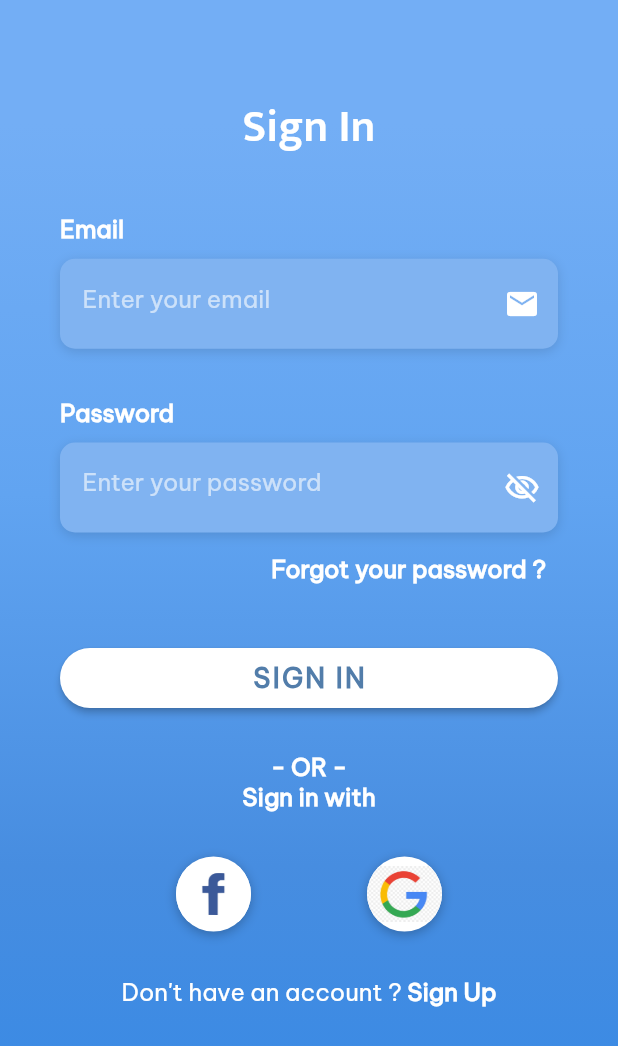
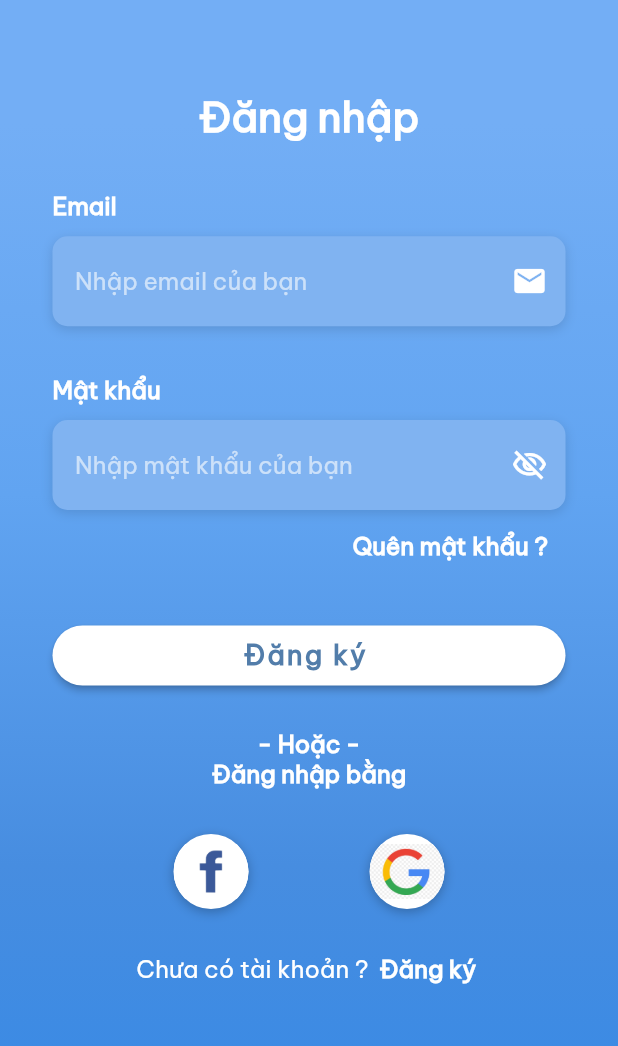
Before and after one commit to tuanvu9981/travel_app, a Flutter app: the screen it shows after launch, on a phone screen of 412 x 824 dp. Shown: the top 1046 px of the screen. Run offline on Flutter 3.47's test engine with Material 2 defaults, Android fonts, the phone set to English and light mode, and no system bars; our stand-ins replace carousel_slider, flutter_riverpod, routemaster, shared_preferences; generated files the repository leaves out were written again.

Commit message:
feat: add localization for vi, ja, en at sign-in, sign-up screen

```diff
--- /dev/null
+++ b/l10n.yaml
@@ -0,0 +1,3 @@
+arb-dir: lib/l10n
+template-arb-file: app_en.arb
+output-localization-file: app_localizations.dart
--- /dev/null
+++ b/lib/l10n/app_vi.arb
@@ -0,0 +1,20 @@
+{
+  "authFailed": "Mật khẩu hoặc email không đúng ",
+  "dontHaveAcc": "Chưa có tài khoản ? ",
+  "email": "Email",
+  "enterEmail": "Nhập email của bạn ",
+  "enterFullname": "Nhập họ và tên của bạn",
+  "enterPassword": "Nhập mật khẩu của bạn",
+  "forgotPassword": "Quên mật khẩu ? ",
+  "fullname": "Họ và tên",
+  "gotAnAcc": "Bạn đã có tài khoản ?",
+  "or": "Hoặc",
+  "password": "Mật khẩu",
+  "seeAll": "Xem tất cả",
+  "signIn": "Đăng nhập",
+  "signInWith": "Đăng nhập bằng",
+  "signUp": "Đăng ký ",
+  "signUpWith": "Đăng ký bằng ",
+  "topDestination": "Điểm đến hot",
+  "topDiscount": "Giảm giá hot"
+}
--- a/lib/main.dart
+++ b/lib/main.dart
@@ -1,4 +1,6 @@
 import 'package:flutter/material.dart';
+import 'package:flutter_localizations/flutter_localizations.dart';
+import 'package:flutter_gen/gen_l10n/app_localizations.dart';
 import 'package:flutter_riverpod/flutter_riverpod.dart';
 import 'package:routemaster/routemaster.dart';
 import 'package:travel_app/apis/auth.api.dart';
@@ -16,6 +18,14 @@ class TravelApp extends ConsumerStatefulWidget {
 }
 
 class TravelAppState extends ConsumerState<TravelApp> {
+  Locale? _locale;
+
+  setLocale(Locale locale) {
+    setState(() {
+      _locale = locale;
+    });
+  }
+
   Future<void> getUserData() async {
     final user = await ref.read(authProvider).getProfile();
     if (user != null) {
@@ -34,6 +44,10 @@ class TravelAppState extends ConsumerState<TravelApp> {
   Widget build(BuildContext context) {
     return MaterialApp.router(
       title: 'Travel App',
+      debugShowCheckedModeBanner: false,
+      localizationsDelegates: AppLocalizations.localizationsDelegates,
+      supportedLocales: AppLocalizations.supportedLocales,
+      locale: _locale ?? const Locale('vi'),
       theme: ThemeData(
         primaryColor: const Color(0xFF3EBACE),
         scaffoldBackgroundColor: const Color(0xFFF3F5F7),
--- a/lib/screens/authentication/sign_in.screen.dart
+++ b/lib/screens/authentication/sign_in.screen.dart
@@ -3,6 +3,7 @@ import 'package:flutter_riverpod/flutter_riverpod.dart';
 import 'package:routemaster/routemaster.dart';
 import 'package:travel_app/apis/auth.api.dart';
 import 'package:travel_app/const/text_style.const.dart';
+import 'package:flutter_gen/gen_l10n/app_localizations.dart';
 
 class SignInScreen extends ConsumerStatefulWidget {
   const SignInScreen({Key? key}) : super(key: key);
@@ -38,8 +39,8 @@ class SignInScreenState extends ConsumerState<SignInScreen> {
       }
     } else {
       sMessenger.showSnackBar(
-        const SnackBar(
-          content: Text("Authentication failed"),
+        SnackBar(
+          content: Text(AppLocalizations.of(context)!.authFailed),
           duration: Duration(seconds: 5),
         ),
       );
@@ -58,7 +59,7 @@ class SignInScreenState extends ConsumerState<SignInScreen> {
     return Column(
       crossAxisAlignment: CrossAxisAlignment.start,
       children: [
-        const Text('Email', style: kLabelStyle),
+        Text(AppLocalizations.of(context)!.email, style: kLabelStyle),
         const SizedBox(height: 10.0),
         Container(
           padding: const EdgeInsets.only(left: 15.0),
@@ -69,11 +70,11 @@ class SignInScreenState extends ConsumerState<SignInScreen> {
             controller: emailEditor,
             keyboardType: TextInputType.emailAddress,
             style: txtStyle,
-            decoration: const InputDecoration(
+            decoration: InputDecoration(
               border: InputBorder.none,
-              contentPadding: EdgeInsets.symmetric(vertical: 10.0),
+              contentPadding: EdgeInsets.symmetric(vertical: 15.0),
               suffixIcon: Icon(Icons.email, color: Colors.white),
-              hintText: 'Enter your email',
+              hintText: AppLocalizations.of(context)!.enterEmail,
               hintStyle: kHintTextStyle,
             ),
           ),
@@ -82,11 +83,11 @@ class SignInScreenState extends ConsumerState<SignInScreen> {
     );
   }
 
-  Widget _buildPasswordTextField() {
+  Widget _buildPasswordTextField(BuildContext context) {
     return Column(
       crossAxisAlignment: CrossAxisAlignment.start,
       children: [
-        const Text('Password', style: kLabelStyle),
+        Text(AppLocalizations.of(context)!.password, style: kLabelStyle),
         const SizedBox(height: 10.0),
         Container(
           padding: const EdgeInsets.only(left: 15.0),
@@ -100,7 +101,7 @@ class SignInScreenState extends ConsumerState<SignInScreen> {
             style: txtStyle,
             decoration: InputDecoration(
               border: InputBorder.none,
-              contentPadding: const EdgeInsets.symmetric(vertical: 10.0),
+              contentPadding: const EdgeInsets.symmetric(vertical: 15.0),
               suffixIcon: GestureDetector(
                 onTap: () {
                   setState(() {
@@ -117,7 +118,7 @@ class SignInScreenState extends ConsumerState<SignInScreen> {
                         color: Colors.white,
                       ),
               ),
-              hintText: 'Enter your password',
+              hintText: AppLocalizations.of(context)!.enterPassword,
               hintStyle: kHintTextStyle,
             ),
           ),
@@ -126,11 +127,14 @@ class SignInScreenState extends ConsumerState<SignInScreen> {
     );
   }
 
-  Widget _buildForgotPasswordBtn() {
+  Widget _buildForgotPasswordBtn(BuildContext context) {
     return Container(
       alignment: Alignment.centerRight,
       child: TextButton(
-        child: const Text("Forgot your password ?", style: kLabelStyle),
+        child: Text(
+          AppLocalizations.of(context)!.forgotPassword,
+          style: kLabelStyle,
+        ),
         onPressed: () => {},
       ),
     );
@@ -156,9 +160,9 @@ class SignInScreenState extends ConsumerState<SignInScreen> {
           });
         },
         child: isLoading == false
-            ? const Text(
-                'SIGN IN',
-                style: TextStyle(
+            ? Text(
+                AppLocalizations.of(context)!.signUp,
+                style: const TextStyle(
                   color: Color(0xFF527DAA),
                   letterSpacing: 1.5,
                   fontSize: 18.0,
@@ -178,11 +182,11 @@ class SignInScreenState extends ConsumerState<SignInScreen> {
     );
   }
 
-  Widget _buildSignInWithText() {
+  Widget _buildSignInWithText(BuildContext context) {
     return Column(
-      children: const [
-        Text('- OR -', style: kLabelStyle),
-        Text('Sign in with', style: kLabelStyle),
+      children: [
+        Text('- ${AppLocalizations.of(context)!.or} -', style: kLabelStyle),
+        Text(AppLocalizations.of(context)!.signInWith, style: kLabelStyle),
       ],
     );
   }
@@ -236,10 +240,16 @@ class SignInScreenState extends ConsumerState<SignInScreen> {
     return GestureDetector(
       onTap: () => Routemaster.of(context).replace('/sign-up'),
       child: RichText(
-        text: const TextSpan(
+        text: TextSpan(
           children: [
-            TextSpan(text: 'Don\'t have an account ?', style: kStyle),
-            TextSpan(text: ' Sign Up', style: kLabelStyle),
+            TextSpan(
+              text: AppLocalizations.of(context)!.dontHaveAcc,
+              style: kStyle,
+            ),
+            TextSpan(
+              text: ' ${AppLocalizations.of(context)!.signUp}',
+              style: kLabelStyle,
+            ),
           ],
         ),
       ),
@@ -273,27 +283,28 @@ class SignInScreenState extends ConsumerState<SignInScreen> {
             child: SingleChildScrollView(
               physics: const AlwaysScrollableScrollPhysics(),
               padding: const EdgeInsets.symmetric(
-                horizontal: 40.0,
+                horizontal: 35.0,
                 vertical: 60.0,
               ),
               child: Column(
                 mainAxisAlignment: MainAxisAlignment.center,
                 children: [
-                  const Text(
-                    'Sign In',
-                    style: TextStyle(
-                        color: Colors.white,
-                        fontFamily: 'Mukta',
-                        fontSize: 30.0,
-                        fontWeight: FontWeight.bold),
+                  Text(
+                    AppLocalizations.of(context)!.signIn,
+                    style: const TextStyle(
+                      color: Colors.white,
+                      fontFamily: 'VNPro',
+                      fontSize: 27.5,
+                      fontWeight: FontWeight.bold,
+                    ),
                   ),
                   const SizedBox(height: 32.5),
                   _buildEmailTextField(),
                   const SizedBox(height: 32.5),
-                  _buildPasswordTextField(),
-                  _buildForgotPasswordBtn(),
+                  _buildPasswordTextField(context),
+                  _buildForgotPasswordBtn(context),
                   _buildSignInBtn(context),
-                  _buildSignInWithText(),
+                  _buildSignInWithText(context),
                   _buildSocialBtnRow(),
                   _buildSignUpBtn(context)
                 ],
```
Also changed, not shown: lib/l10n/app_en.arb (added, +20 -0 lines), lib/l10n/app_ja.arb (added, +20 -0 lines), lib/screens/authentication/sign_up.screen.dart (+42 -33 lines), pubspec.yaml (+5 -53 lines), pubspec.lock.
